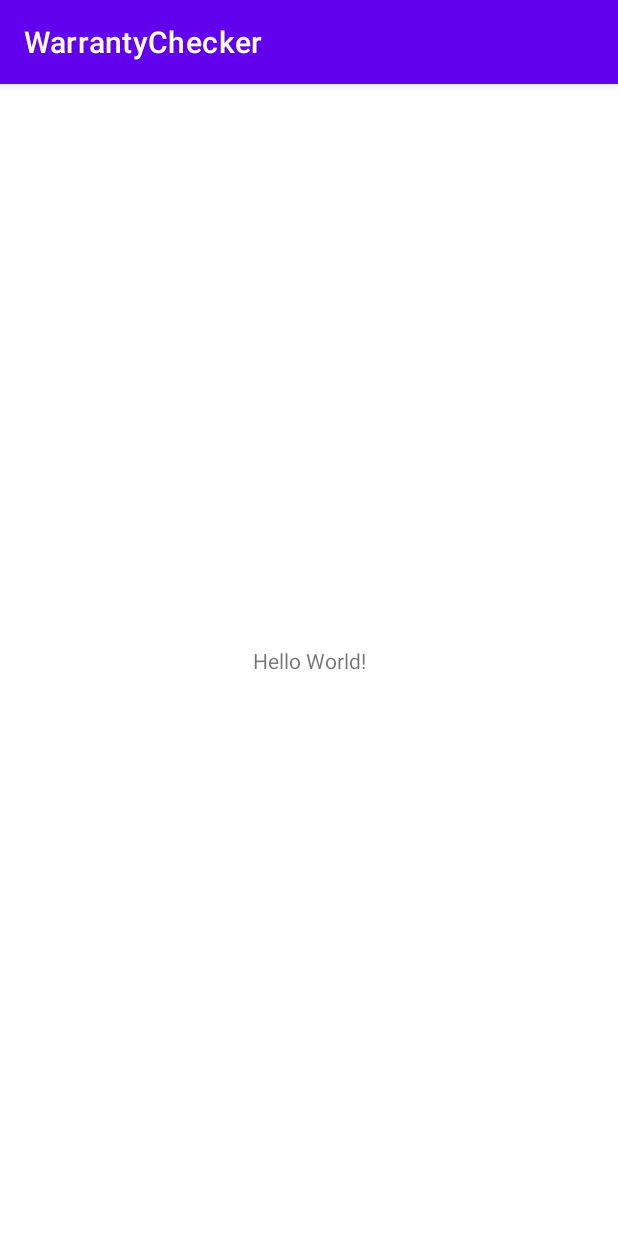
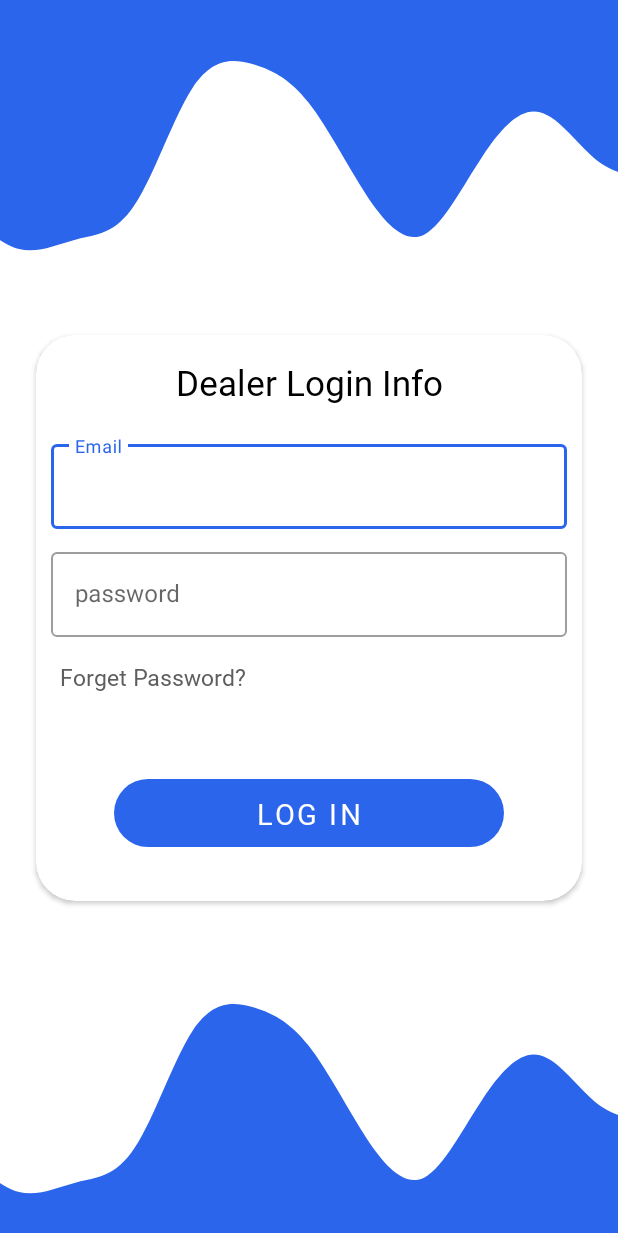
Before and after one commit to tamzidisrakadol/warrantyChecker, an Android app: the screen it shows after launch (MainActivity before the commit, LogInActivity after it), on a phone screen of 412 x 824 dp. Shown: the top 1233 px of the screen. Run offline under Robolectric (Android 15) with nearby library versions, the phone set to English and light mode, and no system bars; our stand-ins replace sdp/ssp sizes.

Commit message:
warranty Checker create layout for LogInActivity.java

```diff
--- a/app/build.gradle
+++ b/app/build.gradle
@@ -22,6 +22,11 @@ android {
             proguardFiles getDefaultProguardFile('proguard-android-optimize.txt'), 'proguard-rules.pro'
         }
     }
+    buildFeatures {
+        viewBinding = true
+    }
+
+
     compileOptions {
         sourceCompatibility JavaVersion.VERSION_1_8
         targetCompatibility JavaVersion.VERSION_1_8
@@ -29,7 +34,7 @@ android {
 }
 
 dependencies {
-
+    implementation 'com.intuit.sdp:sdp-android:1.1.0'
     implementation 'androidx.appcompat:appcompat:1.6.1'
     implementation 'com.google.android.material:material:1.8.0'
     implementation 'androidx.constraintlayout:constraintlayout:2.1.4'
--- a/app/src/main/AndroidManifest.xml
+++ b/app/src/main/AndroidManifest.xml
@@ -12,7 +12,7 @@
         android:theme="@style/Theme.WarrantyChecker"
         tools:targetApi="31">
         <activity
-            android:name=".MainActivity"
+            android:name=".views.LogInActivity"
             android:exported="true">
             <intent-filter>
                 <action android:name="android.intent.action.MAIN" />
--- a/app/src/main/java/com/example/warrantychecker/MainActivity.java
+++ /dev/null
@@ -1,14 +0,0 @@
-package com.example.warrantychecker;
-
-import androidx.appcompat.app.AppCompatActivity;
-
-import android.os.Bundle;
-
-public class MainActivity extends AppCompatActivity {
-
-    @Override
-    protected void onCreate(Bundle savedInstanceState) {
-        super.onCreate(savedInstanceState);
-        setContentView(R.layout.activity_main);
-    }
-}
--- /dev/null
+++ b/app/src/main/java/com/example/warrantychecker/views/LogInActivity.java
@@ -0,0 +1,24 @@
+package com.example.warrantychecker.views;
+
+import androidx.appcompat.app.AppCompatActivity;
+
+import android.os.Bundle;
+import android.view.WindowManager;
+
+import com.example.warrantychecker.R;
+import com.example.warrantychecker.databinding.ActivityLoginBinding;
+
+public class LogInActivity extends AppCompatActivity {
+    ActivityLoginBinding activityLoginBinding;
+
+    @Override
+    protected void onCreate(Bundle savedInstanceState) {
+        super.onCreate(savedInstanceState);
+        getWindow().setFlags(WindowManager.LayoutParams.FLAG_FULLSCREEN,
+                WindowManager.LayoutParams.FLAG_FULLSCREEN);
+        activityLoginBinding = ActivityLoginBinding.inflate(getLayoutInflater());
+        setContentView(activityLoginBinding.getRoot());
+        getSupportActionBar().hide();
+
+    }
+}
--- /dev/null
+++ b/app/src/main/res/drawable/btn_shape.xml
@@ -0,0 +1,6 @@
+<?xml version="1.0" encoding="utf-8"?>
+<shape xmlns:android="http://schemas.android.com/apk/res/android"
+    android:shape="rectangle">
+
+    <corners android:radius="@dimen/_30sdp"/>
+</shape>
--- /dev/null
+++ b/app/src/main/res/drawable/wave.xml
@@ -0,0 +1,9 @@
+<vector xmlns:android="http://schemas.android.com/apk/res/android"
+    android:width="1440dp"
+    android:height="520dp"
+    android:viewportWidth="1440"
+    android:viewportHeight="320">
+  <path
+      android:pathData="M0,160L17.1,170.7C34.3,181 69,203 103,224C137.1,245 171,267 206,272C240,277 274,267 309,261.3C342.9,256 377,256 411,224C445.7,192 480,128 514,96C548.6,64 583,64 617,69.3C651.4,75 686,85 720,112C754.3,139 789,181 823,213.3C857.1,245 891,267 926,256C960,245 994,203 1029,170.7C1062.9,139 1097,117 1131,122.7C1165.7,128 1200,160 1234,176C1268.6,192 1303,192 1337,197.3C1371.4,203 1406,213 1423,218.7L1440,224L1440,320L1422.9,320C1405.7,320 1371,320 1337,320C1302.9,320 1269,320 1234,320C1200,320 1166,320 1131,320C1097.1,320 1063,320 1029,320C994.3,320 960,320 926,320C891.4,320 857,320 823,320C788.6,320 754,320 720,320C685.7,320 651,320 617,320C582.9,320 549,320 514,320C480,320 446,320 411,320C377.1,320 343,320 309,320C274.3,320 240,320 206,320C171.4,320 137,320 103,320C68.6,320 34,320 17,320L0,320Z"
+      android:fillColor="#2b65ec"/>
+</vector>
--- /dev/null
+++ b/app/src/main/res/drawable/waveanother.xml
@@ -0,0 +1,9 @@
+<vector xmlns:android="http://schemas.android.com/apk/res/android"
+    android:width="1440dp"
+    android:height="520dp"
+    android:viewportWidth="1440"
+    android:viewportHeight="320">
+  <path
+      android:pathData="M0,160L17.1,170.7C34.3,181 69,203 103,224C137.1,245 171,267 206,272C240,277 274,267 309,261.3C342.9,256 377,256 411,224C445.7,192 480,128 514,96C548.6,64 583,64 617,69.3C651.4,75 686,85 720,112C754.3,139 789,181 823,213.3C857.1,245 891,267 926,256C960,245 994,203 1029,170.7C1062.9,139 1097,117 1131,122.7C1165.7,128 1200,160 1234,176C1268.6,192 1303,192 1337,197.3C1371.4,203 1406,213 1423,218.7L1440,224L1440,0L1422.9,0C1405.7,0 1371,0 1337,0C1302.9,0 1269,0 1234,0C1200,0 1166,0 1131,0C1097.1,0 1063,0 1029,0C994.3,0 960,0 926,0C891.4,0 857,0 823,0C788.6,0 754,0 720,0C685.7,0 651,0 617,0C582.9,0 549,0 514,0C480,0 446,0 411,0C377.1,0 343,0 309,0C274.3,0 240,0 206,0C171.4,0 137,0 103,0C68.6,0 34,0 17,0L0,0Z"
+      android:fillColor="#2b65ec"/>
+</vector>
--- /dev/null
+++ b/app/src/main/res/layout/activity_login.xml
@@ -0,0 +1,136 @@
+<?xml version="1.0" encoding="utf-8"?>
+<androidx.constraintlayout.widget.ConstraintLayout xmlns:android="http://schemas.android.com/apk/res/android"
+    xmlns:app="http://schemas.android.com/apk/res-auto"
+    xmlns:tools="http://schemas.android.com/tools"
+    android:layout_width="match_parent"
+    android:layout_height="match_parent"
+    android:background="@color/white"
+    tools:context=".views.LogInActivity">
+
+    <ImageView
+        android:id="@+id/imageView2"
+        android:layout_width="match_parent"
+        android:layout_height="@dimen/_150sdp"
+        android:scaleType="centerCrop"
+        app:layout_constraintEnd_toEndOf="parent"
+        app:layout_constraintHorizontal_bias="0.0"
+        app:layout_constraintStart_toStartOf="parent"
+        app:layout_constraintTop_toTopOf="parent"
+        app:srcCompat="@drawable/waveanother" />
+
+    <ImageView
+        android:id="@+id/imageView3"
+        android:layout_width="match_parent"
+        android:layout_height="@dimen/_150sdp"
+        android:scaleType="centerCrop"
+        app:layout_constraintBottom_toBottomOf="parent"
+        app:layout_constraintEnd_toEndOf="parent"
+        app:layout_constraintStart_toStartOf="parent"
+        app:srcCompat="@drawable/wave" />
+
+
+    <androidx.cardview.widget.CardView
+        android:layout_width="@dimen/_280sdp"
+        android:layout_height="@dimen/_290sdp"
+        app:cardCornerRadius="@dimen/_20sdp"
+        android:elevation="@dimen/_30sdp"
+        android:padding="@dimen/_5sdp"
+        android:backgroundTint="@color/white"
+        app:layout_constraintBottom_toTopOf="@+id/imageView3"
+        app:layout_constraintEnd_toEndOf="parent"
+        app:layout_constraintStart_toStartOf="parent"
+        app:layout_constraintTop_toBottomOf="@+id/imageView2">
+
+        <androidx.constraintlayout.widget.ConstraintLayout
+            android:layout_width="match_parent"
+            android:layout_height="match_parent">
+
+            <TextView
+                android:id="@+id/textView"
+                android:layout_width="wrap_content"
+                android:layout_height="wrap_content"
+                android:layout_marginTop="16dp"
+                android:fontFamily="@font/fontstyle"
+                android:text="Dealer Login Info"
+                android:textColor="@color/black"
+                android:textSize="@dimen/_18sdp"
+                app:layout_constraintEnd_toEndOf="parent"
+                app:layout_constraintHorizontal_bias="0.502"
+                app:layout_constraintStart_toStartOf="parent"
+                app:layout_constraintTop_toTopOf="parent" />
+
+
+            <com.google.android.material.textfield.TextInputLayout
+                android:id="@+id/textInputLayout"
+                style="@style/Widget.MaterialComponents.TextInputLayout.OutlinedBox"
+                android:layout_width="match_parent"
+                android:layout_height="wrap_content"
+                android:layout_marginStart="10dp"
+                android:layout_marginTop="20dp"
+                android:layout_marginEnd="10dp"
+                app:layout_constraintEnd_toEndOf="parent"
+                app:layout_constraintStart_toStartOf="parent"
+                app:layout_constraintTop_toBottomOf="@+id/textView">
+
+                <com.google.android.material.textfield.TextInputEditText
+                    android:id="@+id/dealerEmailET"
+                    android:layout_width="match_parent"
+                    android:layout_height="wrap_content"
+                    android:hint="Email"
+                    android:inputType="textEmailAddress" />
+
+            </com.google.android.material.textfield.TextInputLayout>
+
+
+            <com.google.android.material.textfield.TextInputLayout
+                android:id="@+id/textInputLayout2"
+                style="@style/Widget.MaterialComponents.TextInputLayout.OutlinedBox"
+                android:layout_width="match_parent"
+                android:layout_height="wrap_content"
+                android:layout_marginStart="10dp"
+                android:layout_marginTop="10dp"
+                android:layout_marginEnd="10dp"
+                app:layout_constraintEnd_toEndOf="parent"
+                app:layout_constraintStart_toStartOf="parent"
+                app:layout_constraintTop_toBottomOf="@+id/textInputLayout">
+
+                <com.google.android.material.textfield.TextInputEditText
+                    android:layout_width="match_parent"
+                    android:layout_height="wrap_content"
+                    android:hint="password"
+                    android:inputType="textPassword" />
+            </com.google.android.material.textfield.TextInputLayout>
+
+
+            <TextView
+                android:id="@+id/forgetPassTV"
+                android:layout_width="wrap_content"
+                android:layout_height="wrap_content"
+                android:layout_marginStart="16dp"
+                android:layout_marginTop="16dp"
+                android:text="Forget Password?"
+                android:fontFamily="@font/fontstyle"
+                android:textColor="#5E5E5E"
+                android:textSize="@dimen/_12sdp"
+                app:layout_constraintStart_toStartOf="parent"
+                app:layout_constraintTop_toBottomOf="@+id/textInputLayout2" />
+
+
+            <Button
+                android:layout_width="@dimen/_200sdp"
+                android:layout_height="@dimen/_35sdp"
+                android:layout_marginBottom="36dp"
+
+                android:text="Log in"
+                android:textSize="@dimen/_15sdp"
+                android:fontFamily="@font/fontstyle"
+                android:background="@drawable/btn_shape"
+                app:layout_constraintBottom_toBottomOf="parent"
+                app:layout_constraintEnd_toEndOf="parent"
+                app:layout_constraintStart_toStartOf="parent" />
+
+
+        </androidx.constraintlayout.widget.ConstraintLayout>
+    </androidx.cardview.widget.CardView>
+
+</androidx.constraintlayout.widget.ConstraintLayout>
--- a/app/src/main/res/layout/activity_main.xml
+++ /dev/null
@@ -1,18 +0,0 @@
-<?xml version="1.0" encoding="utf-8"?>
-<androidx.constraintlayout.widget.ConstraintLayout xmlns:android="http://schemas.android.com/apk/res/android"
-    xmlns:app="http://schemas.android.com/apk/res-auto"
-    xmlns:tools="http://schemas.android.com/tools"
-    android:layout_width="match_parent"
-    android:layout_height="match_parent"
-    tools:context=".MainActivity">
-
-    <TextView
-        android:layout_width="wrap_content"
-        android:layout_height="wrap_content"
-        android:text="Hello World!"
-        app:layout_constraintBottom_toBottomOf="parent"
-        app:layout_constraintEnd_toEndOf="parent"
-        app:layout_constraintStart_toStartOf="parent"
-        app:layout_constraintTop_toTopOf="parent" />
-
-</androidx.constraintlayout.widget.ConstraintLayout>
--- a/app/src/main/res/values/colors.xml
+++ b/app/src/main/res/values/colors.xml
@@ -1,7 +1,7 @@
 <?xml version="1.0" encoding="utf-8"?>
 <resources>
     <color name="purple_200">#FFBB86FC</color>
-    <color name="purple_500">#FF6200EE</color>
+    <color name="blue">#2b65ec</color>
     <color name="purple_700">#FF3700B3</color>
     <color name="teal_200">#FF03DAC5</color>
     <color name="teal_700">#FF018786</color>
--- a/app/src/main/res/values/themes.xml
+++ b/app/src/main/res/values/themes.xml
@@ -2,7 +2,7 @@
     <!-- Base application theme. -->
     <style name="Theme.WarrantyChecker" parent="Theme.MaterialComponents.DayNight.DarkActionBar">
         <!-- Primary brand color. -->
-        <item name="colorPrimary">@color/purple_500</item>
+        <item name="colorPrimary">@color/blue</item>
         <item name="colorPrimaryVariant">@color/purple_700</item>
         <item name="colorOnPrimary">@color/white</item>
         <!-- Secondary brand color. -->
```
